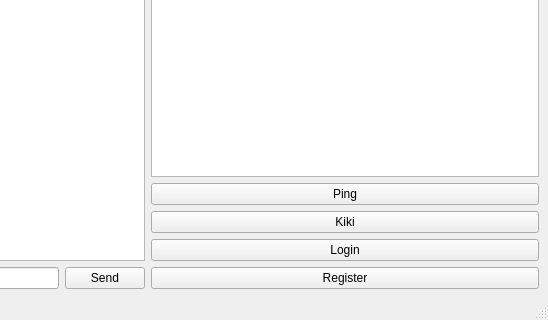
Above: client/MainWindow.ui from mathieu-auger/WizzMania before the change; both pictures show x 252 to 800 and y 280 to 600 of the 800 by 600 pixel window. Below: the same form after it.
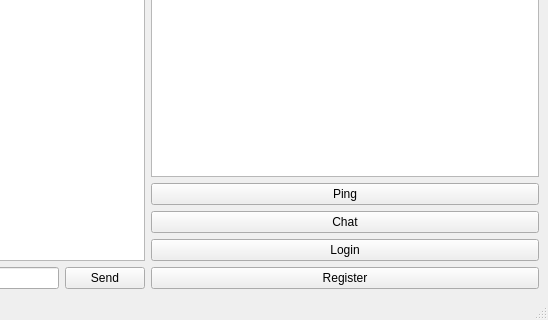
That is the form after the change.

Patch:
```diff
--- a/client/MainWindow.ui
+++ b/client/MainWindow.ui
@@ -72,7 +72,7 @@
       <item>
        <widget class="QPushButton" name="kikiButton">
         <property name="text">
-         <string>Kiki</string>
+         <string>Chat</string>
         </property>
        </widget>
       </item>
```
Left out of the diff: 2 changed lines with no effect on the pictures.
